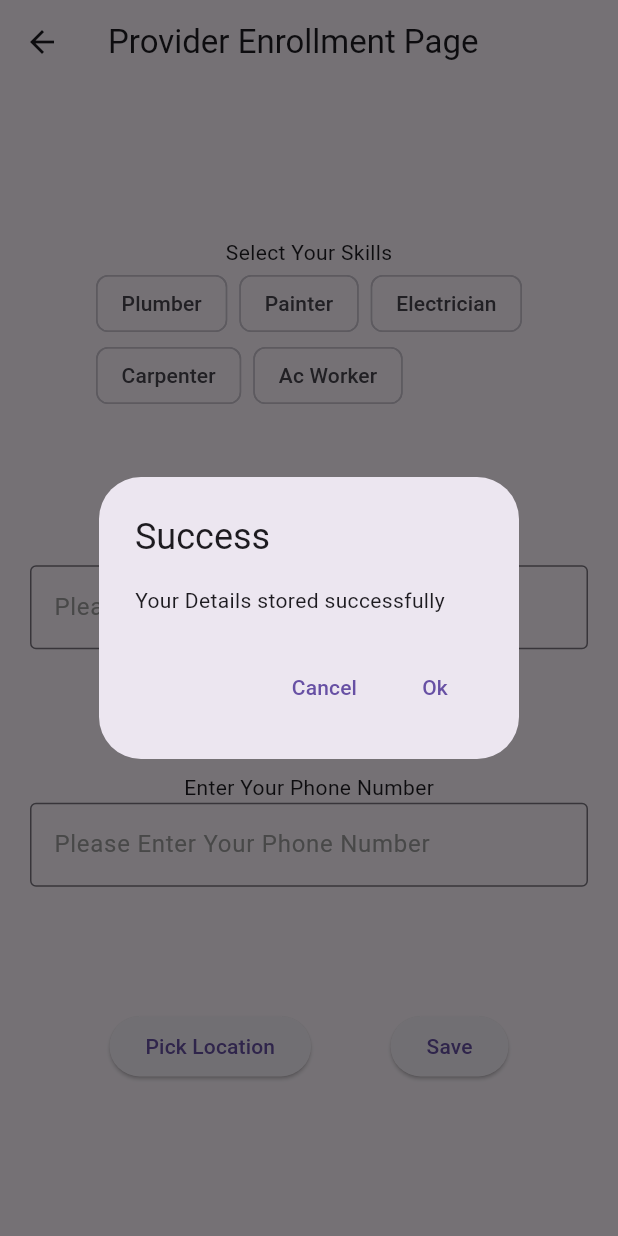
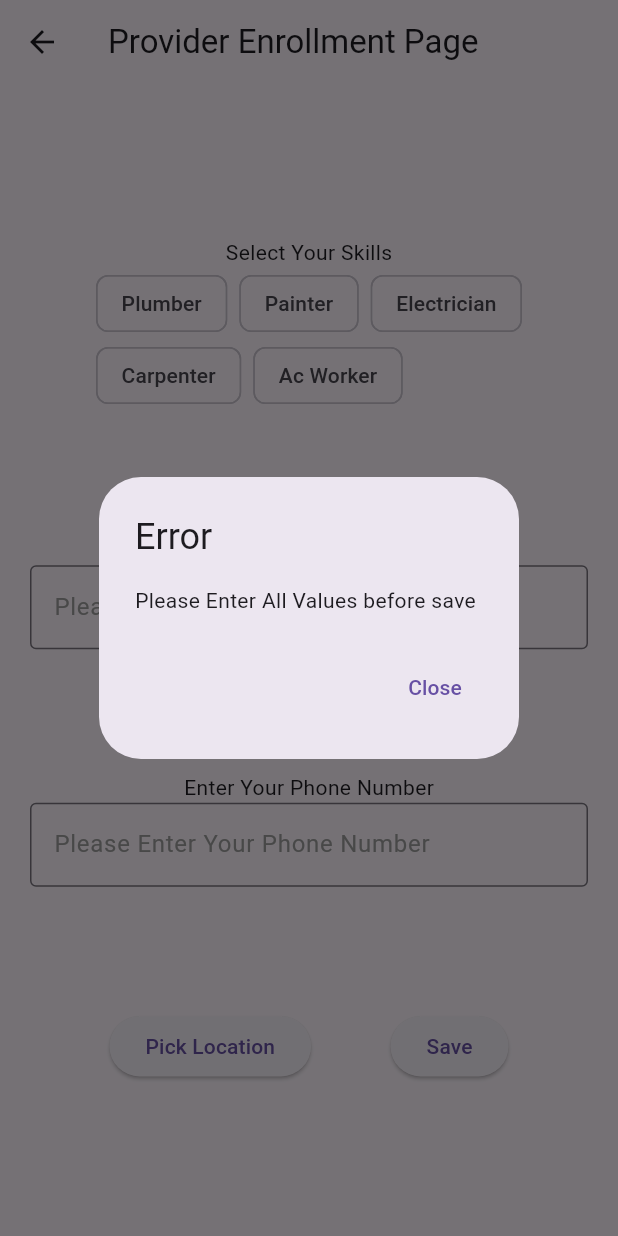
Before and after one commit to rajakaveripalayam/empoverty, a Flutter app: the ServiceProviderScreen screen opened by its route, after a tap on "Save", on a phone screen of 412 x 824 dp. Run offline on Flutter 3.47's test engine with Material 3 defaults, Android fonts, the phone set to English and light mode, and no system bars; our stand-ins replace auto_route, flutter_map, geolocator, latlong2, objectbox; missing offline and left inert: nominatim_flutter; generated files the repository leaves out were written again.

Commit message:
Add error alert

```diff
--- a/lib/service_provider_screen.dart
+++ b/lib/service_provider_screen.dart
@@ -34,6 +34,13 @@ class _ServiceProviderScreenState extends State<ServiceProviderScreen> {
   //   });
 
     List<String> _mySelectedSkills = [];
+
+  bool get _isFormValid {
+    return _nameFieldController.text.isNotEmpty &&
+        _phoneNumberFieldController.text.isNotEmpty &&
+        _selectedLocation != null &&
+        _mySelectedSkills.isNotEmpty;
+  }
 
     void _handleSkillToggle(String skill, bool isSelected) {
       setState(() {
@@ -76,11 +83,6 @@ class _ServiceProviderScreenState extends State<ServiceProviderScreen> {
                   children: [
                     ElevatedButton(
                       onPressed: () async {
-                        // MapComponent(
-                        //   selectedLocation: selectedLocation,
-                        //   onLocationSelected: onLocationSelected,
-                        //   userPosition: Pos,
-                        // );
                         final result = await context.router.push(PickLocation());;
 
                         print("Value received $result");
@@ -95,7 +97,8 @@ class _ServiceProviderScreenState extends State<ServiceProviderScreen> {
                       child: const Text("Pick Location"),
                     ),
                     ElevatedButton(
-                      onPressed: () {
+                      onPressed: _isFormValid
+                          ? () {
                         ServiceProviderModel _model = ServiceProviderModel(
                             name: _nameFieldController.text,
                             skills: _mySelectedSkills,
@@ -109,10 +112,24 @@ class _ServiceProviderScreenState extends State<ServiceProviderScreen> {
                               AlertView(
                                 title: "Success",
                                 message: "Your Details stored successfully",
-                                okAction: () {
+                                positiveButtonAction: () {
                                   context.router.pop();
                                 },
-                                cancelAction: () {},
+                                negativeButtonAction: () {},
+                                positiveButtonTitle: 'Go To Home',
+                                negativeButtonTitle: 'Stay on same screen',
+                              ),
+                        );
+                      }
+                      : () {
+                        showDialog(
+                          context: context,
+                          builder: (context) =>
+                              AlertView(
+                                title: "Error",
+                                message: "Please Enter All Values before save",
+                                negativeButtonAction: () {
+                                 }, negativeButtonTitle: 'Close',
                               ),
                         );
                       },
--- a/lib/uicomponent/alert_view.dart
+++ b/lib/uicomponent/alert_view.dart
@@ -5,10 +5,13 @@ import 'package:flutter/material.dart';
 class AlertView extends StatelessWidget {
   final String title;
   final String message;
-  final VoidCallback okAction;
-  final VoidCallback cancelAction;
+  final String? positiveButtonTitle;
+  final String? negativeButtonTitle;
 
-  const AlertView({super.key, required this.title, required this.message, required this.okAction, required this.cancelAction});
+  final VoidCallback? positiveButtonAction;
+  final VoidCallback? negativeButtonAction;
+
+  const AlertView({super.key, required this.title, required this.message, this.positiveButtonAction,  this.negativeButtonAction, this.positiveButtonTitle, this.negativeButtonTitle});
 
   @override
   Widget build(BuildContext context) {
@@ -17,21 +20,21 @@ class AlertView extends StatelessWidget {
       title:  Text(title),
       content:  Text(message),
       actions: [
-        // The "Cancel" button
+        if (negativeButtonAction != null && negativeButtonTitle != null)
         TextButton(
           onPressed: () {
         context.router.pop();
-          cancelAction();
+        negativeButtonAction!();
           }, // Closes the alert
-          child:  Text("Cancel"),
+          child:  Text(negativeButtonTitle!),
         ),
-        // The "Confirm" button
-        TextButton(
+        if (positiveButtonAction != null && positiveButtonTitle != null)
+          TextButton(
           onPressed: () {
             context.router.pop();
-            okAction();
+            positiveButtonAction!();
           },
-          child:  Text("Ok"),
+          child:  Text(positiveButtonTitle!),
         ),
       ],
     );
```
Also changed, not shown: lib/pick_location.dart (+11 -19 lines).
